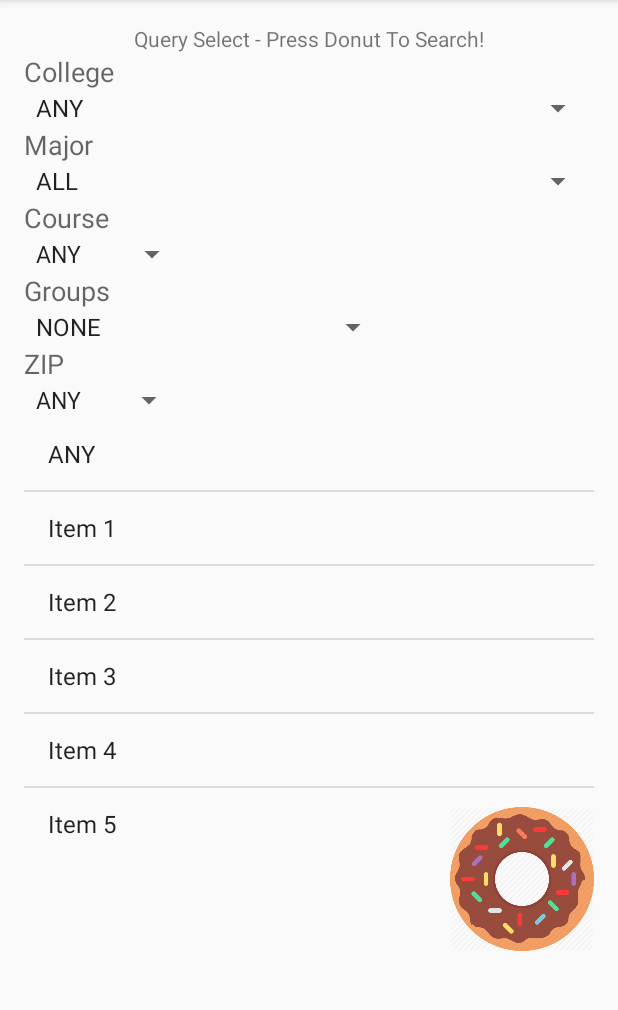
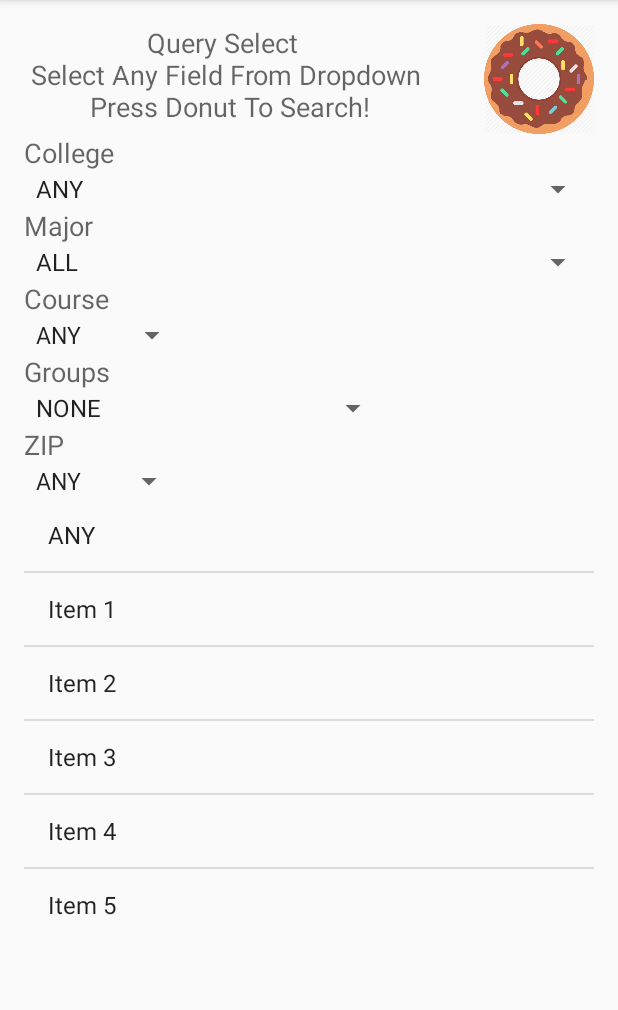
Before and after one commit to MalkyKaren/BetterDatabase, an Android app: the screen it shows after launch (MainActivity), on a phone screen of 412 x 824 dp, the part 84-1094 px from its top. Run offline under Robolectric (Android 15) with nearby library versions, the phone set to English and light mode, and no system bars.

Commit message:
Redid Layout

```diff
--- a/app/src/main/res/layout/activity_main.xml
+++ b/app/src/main/res/layout/activity_main.xml
@@ -5,11 +5,6 @@
     android:paddingRight="@dimen/activity_horizontal_margin"
     android:paddingTop="@dimen/activity_vertical_margin"
     android:paddingBottom="@dimen/activity_vertical_margin" tools:context=".MainActivity">
-    <ScrollView xmlns:android="http://schemas.android.com/apk/res/android"
-        android:layout_width="match_parent"
-        android:layout_height="match_parent" >
-
-    </ScrollView>
 
     <LinearLayout
         android:orientation="vertical"
@@ -20,12 +15,35 @@
         android:layout_alignParentLeft="true"
         android:layout_alignParentStart="true">
 
-        <TextView
-            android:layout_width="wrap_content"
-            android:layout_height="wrap_content"
-            android:text="Query Select - Press Donut To Search!"
-            android:id="@+id/textView"
-            android:layout_gravity="center_horizontal" />
+        <RelativeLayout
+            android:layout_width="match_parent"
+            android:layout_height="match_parent">
+
+            <ImageView
+                android:layout_width="73dp"
+                android:layout_height="73dp"
+                android:id="@+id/imageView"
+                android:src="@drawable/donut"
+                android:clickable="true"
+                android:onClick="query"
+                android:layout_gravity="right"
+                android:layout_alignParentTop="true"
+                android:layout_alignParentRight="true"
+                android:layout_alignParentEnd="true"
+                android:elevation="5dp"
+                android:layout_marginLeft="5dp" />
+
+            <TextView
+                android:layout_width="wrap_content"
+                android:layout_height="wrap_content"
+                android:textAppearance="?android:attr/textAppearanceMedium"
+                android:text="@string/query_select"
+                android:id="@+id/textView4"
+                android:layout_alignParentLeft="true"
+                android:layout_alignParentStart="true"
+                android:textAlignment="center"
+                android:paddingRight="5dp" />
+        </RelativeLayout>
 
         <TextView
             android:layout_width="wrap_content"
@@ -106,19 +124,5 @@
 
     </LinearLayout>
 
-    <ImageView
-        android:layout_width="144dp"
-        android:layout_height="104dp"
-        android:id="@+id/imageView"
-        android:src="@drawable/donut"
-        android:clickable="true"
-        android:onClick="query"
-        android:layout_alignParentTop="true"
-        android:layout_alignParentLeft="true"
-        android:layout_alignParentStart="true"
-        android:layout_marginLeft="284dp"
-        android:layout_marginStart="284dp"
-        android:layout_marginTop="518dp" />
-
 
 </RelativeLayout>
--- a/app/src/main/res/values/strings.xml
+++ b/app/src/main/res/values/strings.xml
@@ -88,7 +88,7 @@
         INNER JOIN Stu_Courses ON Stu_Courses.Stu_ID= Student.Stu_ID
         INNER JOIN Transportation ON Transportation.Stu_ID= Student.Stu_ID
         INNER JOIN Transportation_Preference  ON Transportation_Preference.Stu_ID= Student.Stu_ID</string>
-
+    <string name="query_select">Query Select \n Select Any Field From Dropdown \n Press Donut To Search!</string>
 
 
 </resources>
```
